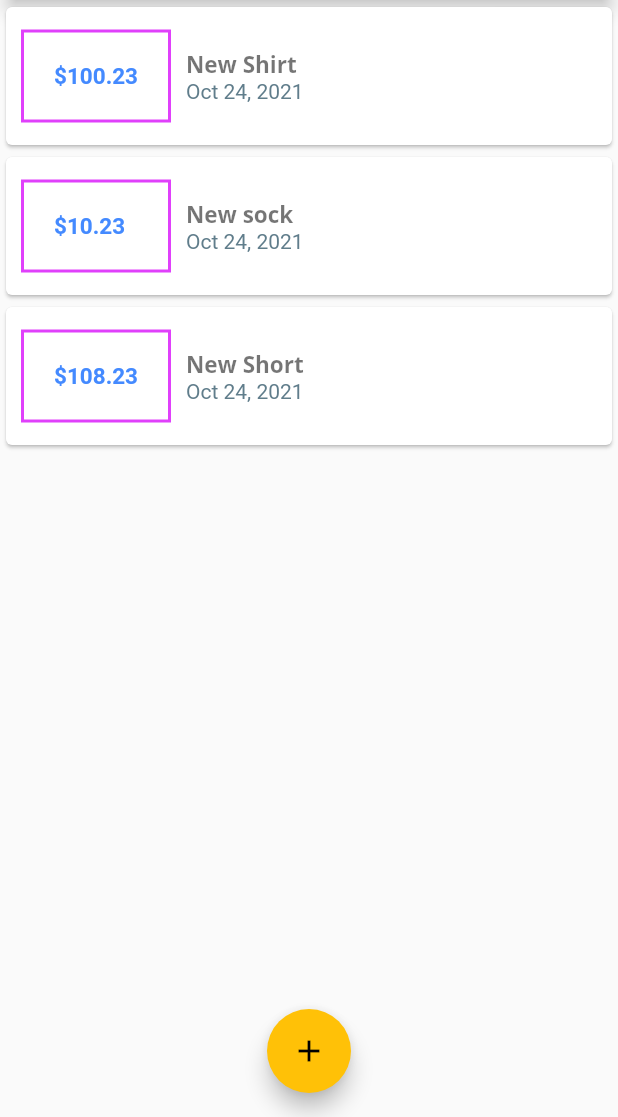
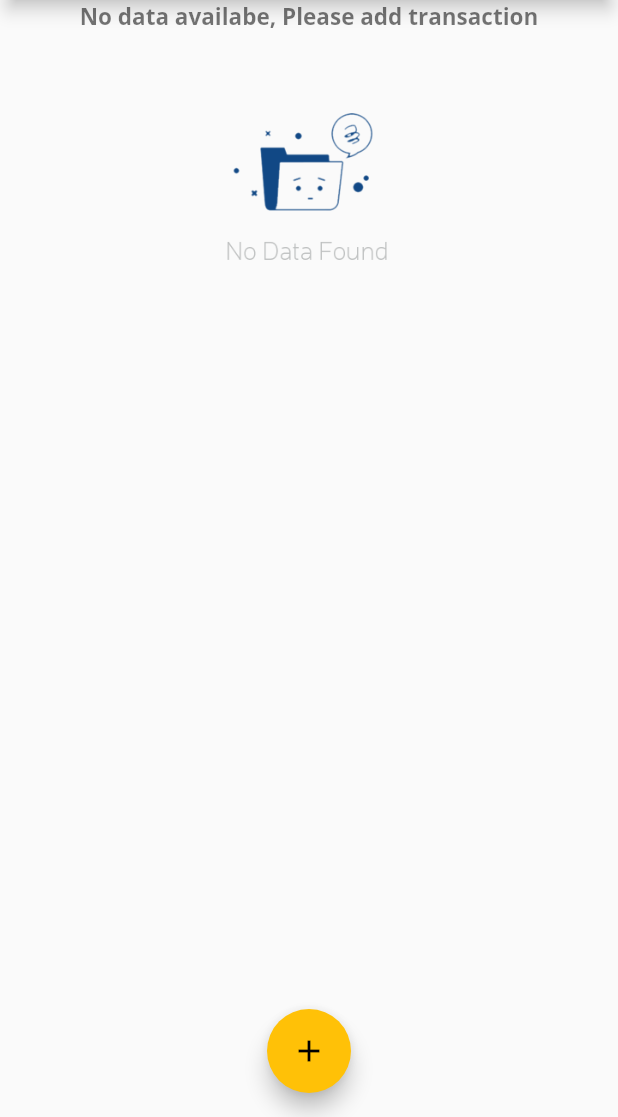
Before and after one commit to shshamim63/Flutter-exxpense-app, a Flutter app: the screen it shows after launch, on a phone screen of 412 x 824 dp, the part 119-1236 px from its top. Run offline on Flutter 3.47's test engine with Material 2 defaults, Android fonts, the phone set to English and light mode, and no system bars.

Commit message:
Added images into the transaction list when list is empty

```diff
--- a/lib/main.dart
+++ b/lib/main.dart
@@ -44,26 +44,7 @@ class MyHomePage extends StatefulWidget {
 }
 
 class _MyHomePageState extends State<MyHomePage> {
-  final List<Transaction> _userTransactions = [
-    Transaction(
-      id: 't1',
-      title: 'New Shirt',
-      amount: 100.23,
-      date: DateTime.now(),
-    ),
-    Transaction(
-      id: 't2',
-      title: 'New sock',
-      amount: 10.23,
-      date: DateTime.now(),
-    ),
-    Transaction(
-      id: 't3',
-      title: 'New Short',
-      amount: 108.23,
-      date: DateTime.now(),
-    ),
-  ];
+  final List<Transaction> _userTransactions = [];
 
   void _addNewTransaction(String txTitle, double txAmount) {
     final newTx = Transaction(
--- a/lib/widgets/transaction_list.dart
+++ b/lib/widgets/transaction_list.dart
@@ -11,7 +11,27 @@ class TransactionList extends StatelessWidget {
   Widget build(BuildContext context) {
     return Container(
       height: 400,
-      child: ListView.builder(
+      child: transactions.isEmpty
+          ? Column(
+              children: <Widget>[
+                Text(
+                  'No data availabe, Please add transaction',
+                  style: Theme.of(context).textTheme.headline3,
+                ),
+                SizedBox(
+                  height: 20,
+                ),
+                Container(
+                  height: 200,
+                  width: 200,
+                  child: Image.asset(
+                    'assets/images/nodata-found.png',
+                    fit: BoxFit.cover,
+                  ),
+                )
+              ],
+            )
+          : ListView.builder(
               itemBuilder: (ctx, index) {
                 return Card(
                   child: Row(
--- a/pubspec.yaml
+++ b/pubspec.yaml
@@ -59,8 +59,8 @@ flutter:
   uses-material-design: true
 
   # To add assets to your application, add an assets section, like this:
-  # assets:
-  #   - images/a_dot_burr.jpeg
+  assets:
+    - assets/images/nodata-found.png
   #   - images/a_dot_ham.jpeg
 
   # An image asset can refer to one or more resolution-specific "variants", see
```
Also changed, not shown: assets/images/nodata-found.png (added). Lines whose indentation alone changed are shown as unchanged.
